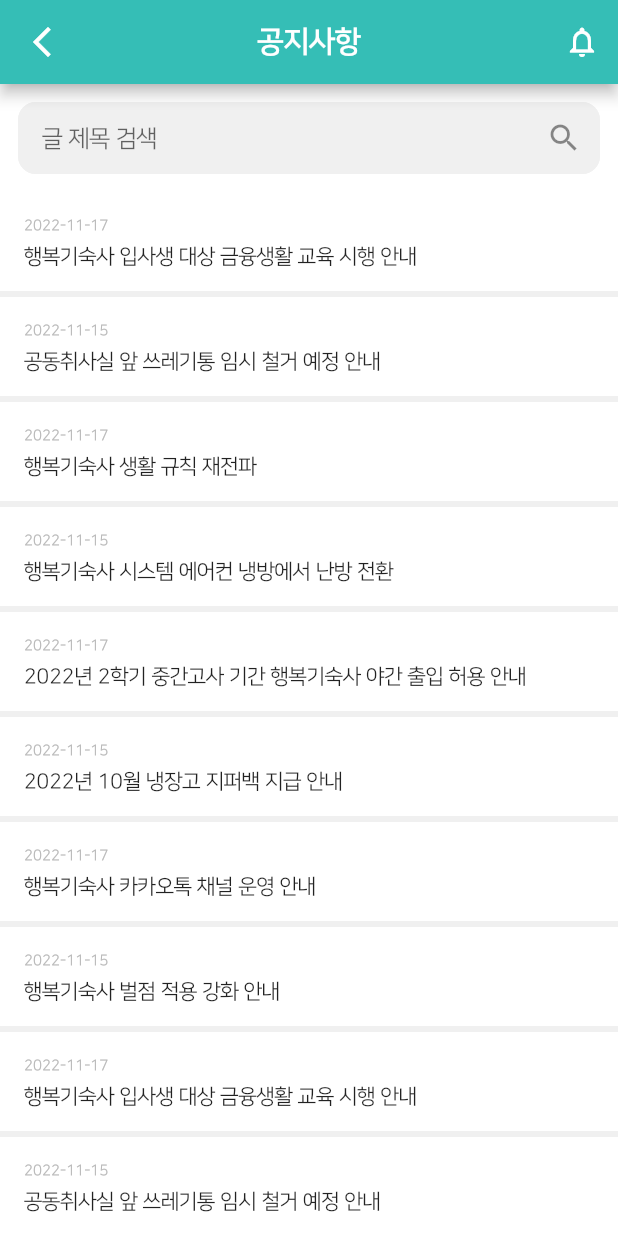
After one commit to kw-dormitory/kw-dormitory-mobile, a Flutter app: the NoticeScreen screen opened directly, on a phone screen of 412 x 824 dp. The commit adds this screen. Run offline on Flutter 3.47's test engine with Material 2 defaults, Android fonts, the phone set to English and light mode, and no system bars; our stand-ins replace percent_indicator; missing offline and left inert: kakaomap_webview.

Commit message:
feat: 공지사항 전체조회 UI 화면 구현

```diff
--- a/lib/screen/home/components/notice_board.dart
+++ b/lib/screen/home/components/notice_board.dart
@@ -1,6 +1,7 @@
 import 'package:flutter/material.dart';
 import 'package:kw_dormitory/constants.dart';
 import 'package:kw_dormitory/screen/home/components/home_noti_switch.dart';
+import 'package:kw_dormitory/screen/notice/notice_screen.dart';
 
 class NoticeBoard extends StatefulWidget {
   const NoticeBoard({Key? key}) : super(key: key);
@@ -20,7 +21,10 @@ class _NoticeBoardState extends State<NoticeBoard> {
         children: [
           //HomeNotiSwitch(),
           GestureDetector(
-            onTap: () {},
+            onTap: () {
+              Navigator.push(context,
+                  MaterialPageRoute(builder: ((context) => NoticeScreen())));
+            },
             child: Container(
               padding: EdgeInsets.all(12),
               decoration: BoxDecoration(
--- /dev/null
+++ b/lib/screen/notice/notice_screen.dart
@@ -0,0 +1,105 @@
+import 'package:flutter/material.dart';
+import 'package:kw_dormitory/constants.dart';
+import 'package:kw_dormitory/model/post.dart';
+import 'package:kw_dormitory/screen/notice/components/notice_item.dart';
+
+class NoticeScreen extends StatefulWidget {
+  const NoticeScreen({Key? key}) : super(key: key);
+
+  @override
+  State<NoticeScreen> createState() => _NoticeScreenState();
+}
+
+class _NoticeScreenState extends State<NoticeScreen> {
+  List<Post> posts = [
+    Post(title: "행복기숙사 입사생 대상 금융생활 교육 시행 안내", date: "2022-11-17"),
+    Post(title: "공동취사실 앞 쓰레기통 임시 철거 예정 안내", date: "2022-11-15"),
+    Post(title: "행복기숙사 생활 규칙 재전파", date: "2022-11-17"),
+    Post(title: "행복기숙사 시스템 에어컨 냉방에서 난방 전환", date: "2022-11-15"),
+    Post(title: "2022년 2학기 중간고사 기간 행복기숙사 야간 출입 허용 안내", date: "2022-11-17"),
+    Post(title: "2022년 10월 냉장고 지퍼백 지급 안내", date: "2022-11-15"),
+    Post(title: "행복기숙사 카카오톡 채널 운영 안내", date: "2022-11-17"),
+    Post(title: "행복기숙사 벌점 적용 강화 안내", date: "2022-11-15"),
+    Post(title: "행복기숙사 입사생 대상 금융생활 교육 시행 안내", date: "2022-11-17"),
+    Post(title: "공동취사실 앞 쓰레기통 임시 철거 예정 안내", date: "2022-11-15"),
+    Post(title: "행복기숙사 생활 규칙 재전파", date: "2022-11-17"),
+    Post(title: "행복기숙사 시스템 에어컨 냉방에서 난방 전환", date: "2022-11-15"),
+    Post(title: "2022년 2학기 중간고사 기간 행복기숙사 야간 출입 허용 안내", date: "2022-11-17"),
+    Post(title: "2022년 10월 냉장고 지퍼백 지급 안내", date: "2022-11-15"),
+    Post(title: "행복기숙사 카카오톡 채널 운영 안내", date: "2022-11-17"),
+    Post(title: "행복기숙사 벌점 적용 강화 안내", date: "2022-11-15"),
+  ];
+
+  @override
+  Widget build(BuildContext context) {
+    return Scaffold(
+        appBar: AppBar(
+          title: Text(
+            "공지사항",
+            style: TextStyle(
+                fontSize: 20, fontWeight: FontWeight.bold, color: Colors.white),
+          ),
+          centerTitle: true,
+          leading: IconButton(
+              onPressed: () {
+                Navigator.pop(context);
+              },
+              icon: Icon(
+                Icons.arrow_back_ios_new,
+                color: Colors.white,
+              )),
+          actions: [
+            IconButton(
+                onPressed: () {},
+                icon: Icon(
+                  Icons.notifications_outlined,
+                  color: Colors.white,
+                ))
+          ],
+        ),
+        body: Column(
+          children: [
+            Container(
+                color: Colors.white,
+                child: Padding(
+                  padding: EdgeInsets.all(12),
+                  child: Container(
+                    decoration: BoxDecoration(
+                        color: kBackgroundColor,
+                        borderRadius: BorderRadius.circular(12)),
+                    child: TextField(
+                      cursorColor: kAccentColor,
+                      keyboardType: TextInputType.text,
+                      onChanged: (string) {},
+                      decoration: InputDecoration(
+                        suffixIcon: Icon(Icons.search),
+                        fillColor: kGreyColor,
+                        focusedBorder: OutlineInputBorder(
+                            borderSide:
+                                BorderSide(color: kBackgroundColor, width: 1),
+                            borderRadius: BorderRadius.circular(12)),
+                        enabledBorder: OutlineInputBorder(
+                            borderSide:
+                                BorderSide(color: kBackgroundColor, width: 1),
+                            borderRadius: BorderRadius.circular(12)),
+                        contentPadding:
+                            const EdgeInsets.symmetric(horizontal: 16),
+                        hintText: '글 제목 검색',
+                      ),
+                      maxLines: 1,
+                    ),
+                  ),
+                )),
+            Expanded(
+                child: SingleChildScrollView(
+              child: Column(
+                children: List.generate(
+                  posts.length,
+                  (index) => NoticeItem(post: posts[index]),
+                ),
+              ),
+            ))
+          ],
+        ));
+  }
+}
```
